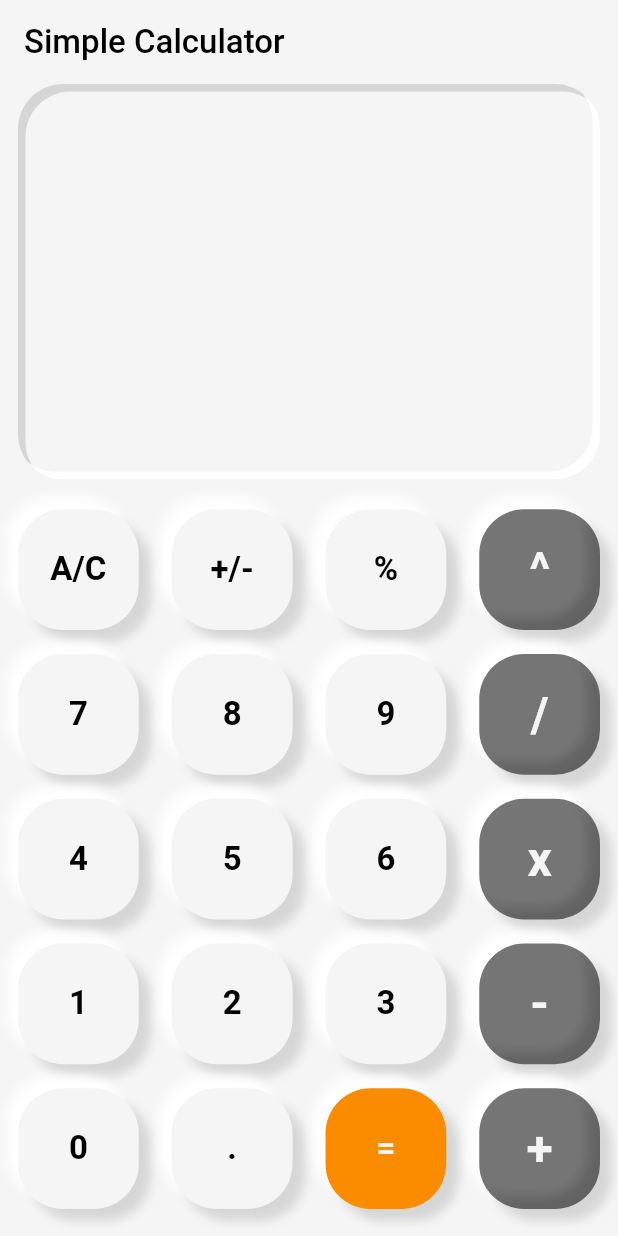
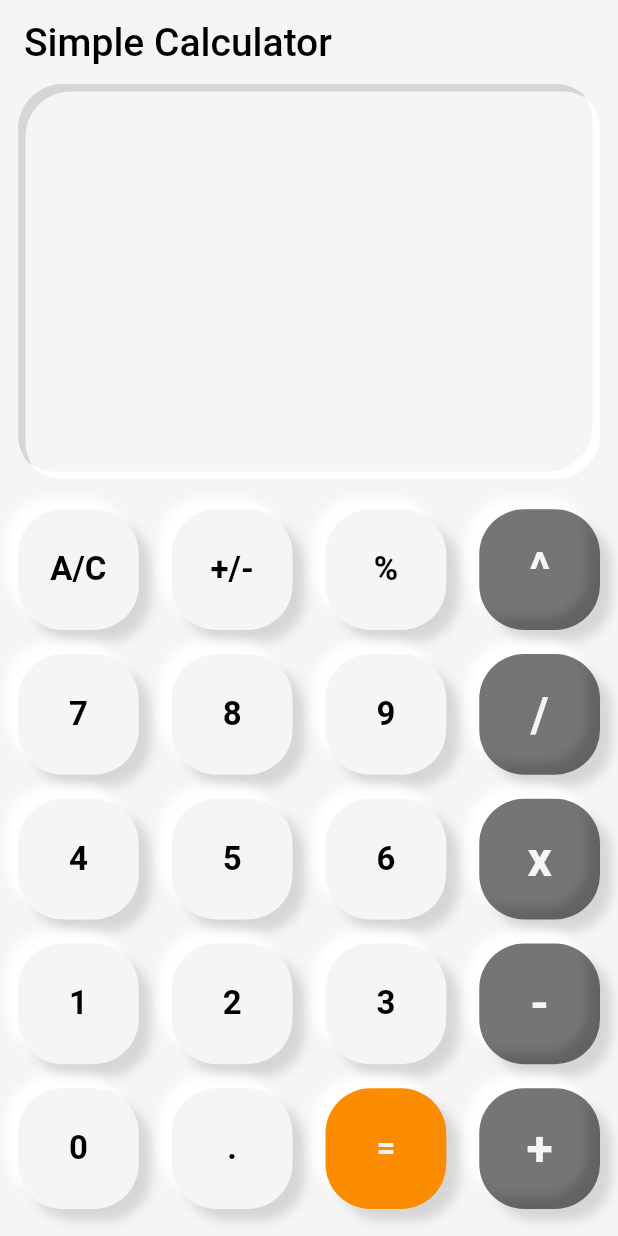
Before and after one commit to kwe92/Calculator-App-Flutter, a Flutter app: the screen it shows after launch, after a tap on an icon or button, on a phone screen of 412 x 824 dp. Run offline on Flutter 3.47's test engine with Material 2 defaults, Android fonts, the phone set to English and light mode, and no system bars; drawn by our look-alikes of flutter_neumorphic; our stand-ins replace flutter_inset_box_shadow, flutter_riverpod, math_expressions.

Commit message:
Layout Changes
Changed the color of the operator buttons and changed the title of the Calc

```diff
--- a/lib/src/common_widgets/buttons.dart
+++ b/lib/src/common_widgets/buttons.dart
@@ -39,7 +39,9 @@ class _MyButtonState extends State<CalculatorButton> {
           setState(() {
             isPressed = !isPressed;
           });
-          await Future.delayed(const Duration(milliseconds: 100));
+          await Future.delayed(
+            const Duration(milliseconds: 400),
+          );
           setState(() {
             isPressed = !isPressed;
           });
@@ -49,7 +51,7 @@ class _MyButtonState extends State<CalculatorButton> {
         widget.buttontapped!();
       },
       child: AnimatedContainer(
-        duration: const Duration(microseconds: 100),
+        duration: const Duration(microseconds: 400),
         height: 200,
         width: 200,
         decoration: BoxDecoration(
--- a/lib/src/features/calculator_page/calculator_page.dart
+++ b/lib/src/features/calculator_page/calculator_page.dart
@@ -1,6 +1,7 @@
 import 'package:calculatorapp/src/common_widgets/buttons.dart';
 import 'package:calculatorapp/src/features/calculator_page/calculator_screen.dart';
 import 'package:calculatorapp/src/features/calculator_page/providers/providers.dart';
+import 'package:calculatorapp/src/features/neumorphic_appbar.dart';
 import 'package:flutter/material.dart';
 import 'package:calculatorapp/src/Constants/button_values.dart';
 import 'package:calculatorapp/src/common_widgets/equal_pressed.dart';
@@ -54,7 +55,7 @@ class _CalculatorPageState extends ConsumerState<CalculatorPage> {
             title: const Text(
               'Simple Calculator',
               style: TextStyle(
-                  fontSize: 22,
+                  fontSize: 26,
                   color: AppColor.textMain), //TODO: Title text styling
             )
             // AppBar(
@@ -69,6 +70,10 @@ class _CalculatorPageState extends ConsumerState<CalculatorPage> {
             ),
         body: Column(
           children: <Widget>[
+            // CustomNeumorphicAppBar(),
+            // SizedBox(
+            //   height: 20,
+            // ),
             Expanded(
               child: NeumorphicCalculatorScreen(
                 userInputString: userInputString,
```
Also changed, not shown: lib/src/features/neumorphic_appbar.dart (added, +39 -0 lines).
